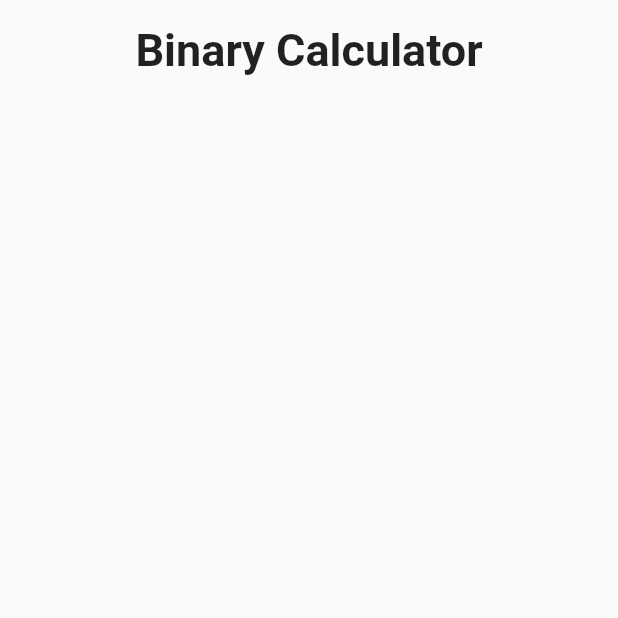
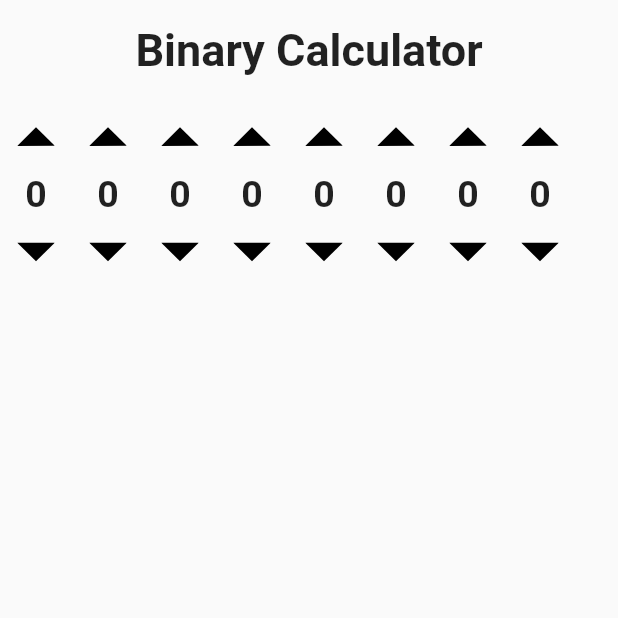
Before and after one commit to github-carlos/binary_calculator, a Flutter app: the screen it shows after launch, on a phone screen of 412 x 824 dp, the top half of it. Run offline on Flutter 3.47's test engine with Material 2 defaults, Android fonts, the phone set to English and light mode, and no system bars; our stand-ins replace flutter_svg.

Commit message:
created binary number selector

```diff
--- a/lib/pages/home/home.dart
+++ b/lib/pages/home/home.dart
@@ -1,3 +1,4 @@
+import 'package:binary_calculator/pages/home/widgets/binaryNumberSelector.dart';
 import 'package:flutter/material.dart';
 
 class HomePage extends StatefulWidget {
@@ -26,7 +27,10 @@ class _HomePageState extends State<HomePage> {
                   )
                 ),
               ),
-            )
+            ),
+            BinaryNumberSelector(initBinaryNumber: '00000000', onNumberChange: (String binaryNumber) {
+              print('first binary number $binaryNumber');
+            },),
           ],
         ),
       ),
--- a/lib/pages/home/widgets/binaryNumberSelector.dart
+++ b/lib/pages/home/widgets/binaryNumberSelector.dart
@@ -1,15 +1,104 @@
 import 'package:flutter/material.dart';
+import 'package:flutter_svg/flutter_svg.dart';
+
 class BinaryNumberSelector extends StatefulWidget {
   final String initBinaryNumber;
-  BinaryNumberSelector({this.initBinaryNumber});
+  final Function onNumberChange;
+  BinaryNumberSelector(
+      {@required this.initBinaryNumber, @required this.onNumberChange}) {
+    _validateInitialNumber();
+  }
+
+  _validateInitialNumber() {
+    _validateLength();
+  }
+
+  _validateLength() {
+    if (initBinaryNumber.length < 8) {
+      throw ('Binary Number needs to have length 8');
+    }
+  }
 
   @override
   _BinaryNumberSelectorState createState() => _BinaryNumberSelectorState();
 }
 
 class _BinaryNumberSelectorState extends State<BinaryNumberSelector> {
+  List<String> splitedStringNumber;
+  @override
+  void initState() {
+    super.initState();
+    splitedStringNumber = widget.initBinaryNumber.split('');
+  }
+
+  List<Number> buildNumbersWidgets() {
+   List<Number> numbersWidgets = [];
+
+   splitedStringNumber.asMap().forEach((int index, String number) {
+     numbersWidgets.add(Number(
+       number: number,
+       onNumberChange: (newNumber) {
+         splitedStringNumber[index] = newNumber;
+         final newBinaryNumber = splitedStringNumber.join('');
+         widget.onNumberChange(newBinaryNumber);
+       },
+     ));
+   });
+
+   return numbersWidgets;
+  }
+
   @override
   Widget build(BuildContext context) {
-    return Container();
+    return Row(
+      children: buildNumbersWidgets(),
+    );
   }
 }
+
+class Number extends StatefulWidget {
+  String number;
+  final Function onNumberChange;
+
+  Number({@required this.number, @required this.onNumberChange});
+
+  @override
+  _NumberState createState() => _NumberState();
+}
+
+class _NumberState extends State<Number> {
+  @override
+  Widget build(BuildContext context) {
+    return Column(
+      children: [
+        IconButton(
+          onPressed: () {
+            setState(() {
+              widget.number = '1';
+              widget.onNumberChange('1');
+            });
+          },
+          icon: Transform.rotate(
+              angle: 3.14,
+              child: SvgPicture.asset(
+                'assets/icons/arrow.svg',
+                width: 25,
+              )),
+        ),
+        Text(
+          widget.number,
+          style: TextStyle(fontSize: 25, fontWeight: FontWeight.bold),
+        ),
+        IconButton(
+          onPressed: () {
+            setState(() {
+              widget.number = '0';
+              widget.onNumberChange('0');
+            });
+          },
+          icon: SvgPicture.asset('assets/icons/arrow.svg', width: 25),
+        ),
+      ],
+    );
+  }
+}
--- a/pubspec.yaml
+++ b/pubspec.yaml
@@ -46,10 +46,8 @@ flutter:
   uses-material-design: true
 
   # To add assets to your application, add an assets section, like this:
-  # assets:
-  #   - images/a_dot_burr.jpeg
-  #   - images/a_dot_ham.jpeg
-
+  assets:
+    - assets/icons/
   # An image asset can refer to one or more resolution-specific "variants", see
   # https://flutter.dev/assets-and-images/#resolution-aware.
 
```
Also changed, not shown: assets/icons/arrow.svg (renamed from lib/assets/icons/arrow.svg).
